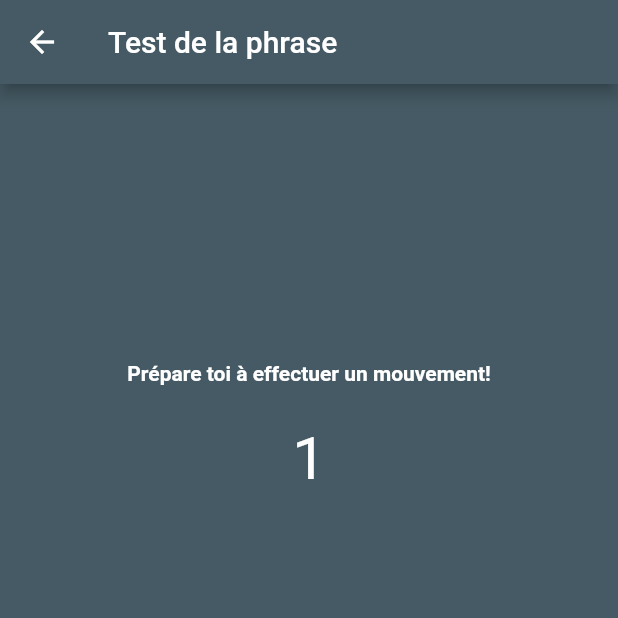
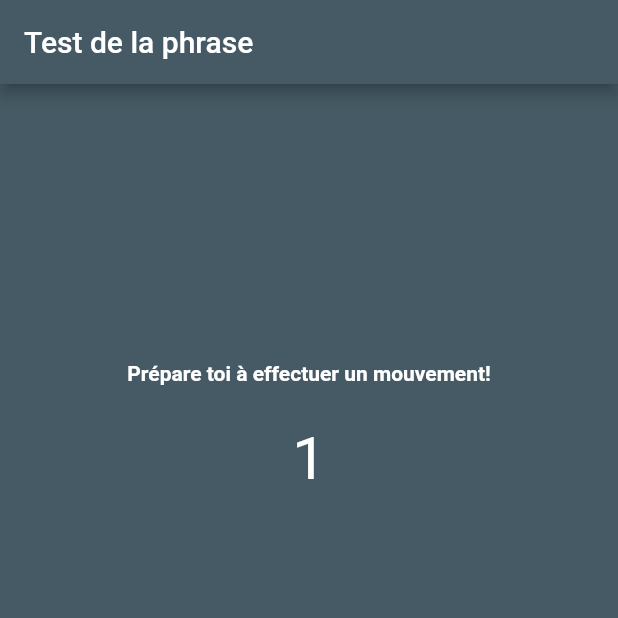
Before and after one commit to CamilleLeRoux/ELIM2019-20, a Flutter app: the screen it shows after launch, after a tap on "Mouvement", on a phone screen of 412 x 824 dp, the top half of it. Run offline on Flutter 3.47's test engine with Material 2 defaults, Android fonts, the phone set to English and light mode, and no system bars; our stand-ins replace flutter_datetime_picker, sensors.

Commit message:
#16 #6 bloquage des boutons retour lors des tests, lancer le test du mouvement 3 fois

```diff
--- a/front/lib/Mouvement/CountMouvement.dart
+++ b/front/lib/Mouvement/CountMouvement.dart
@@ -1,10 +1,13 @@
 import 'package:flutter/material.dart';
 import 'dart:async';
 import 'package:front/Mouvement/mouvement.dart';
-import 'dart:developer' as developer;
 import 'package:front/colors.dart';
 
 class CountMouvement extends StatefulWidget {
+
+  int counterPage;
+
+  CountMouvement(this.counterPage, {Key key}): super(key: key);
   @override
   CountMouvementFormState createState(){
     return CountMouvementFormState();
@@ -15,6 +18,7 @@ class CountMouvementFormState extends State<CountMouvement>{
 
   Timer _timer;
   int _start = 2;
+  int _counterPage = 0;
 
   @override
   void initState() {
@@ -22,12 +26,18 @@ class CountMouvementFormState extends State<CountMouvement>{
     startTimer();
   }
 
+  Future<bool> _willPopCallback() async {
+    return false;
+  }
+
   Widget build(BuildContext context) {
-    return new Scaffold(
+
+    return new WillPopScope(child: Scaffold(
       backgroundColor: PrimaryColor,
       appBar: AppBar(
-        title: Text("Test de la phrase"),
-        backgroundColor: PrimaryColor,
+          title: Text("Test de la phrase"),
+          backgroundColor: PrimaryColor,
+          automaticallyImplyLeading: false
       ),
       body: Center(
         child: Column(
@@ -50,7 +60,7 @@ class CountMouvementFormState extends State<CountMouvement>{
           ],
         ),
       ),
-    );
+    ), onWillPop: _willPopCallback);
   }
 
 
@@ -59,10 +69,11 @@ class CountMouvementFormState extends State<CountMouvement>{
     _timer = new Timer.periodic(
       oneSec, (Timer timer) => setState(() {
         if (_start <= 0) {
+          widget.counterPage++;
           timer.cancel();
           Navigator.push(context,
               MaterialPageRoute(
-                  builder: (context) => Mouvement()
+                  builder: (context) => Mouvement( widget.counterPage)
               )
           );
         } else {
@@ -72,7 +83,4 @@ class CountMouvementFormState extends State<CountMouvement>{
       ),
     );
   }
-
-
-
 }
--- a/front/lib/main.dart
+++ b/front/lib/main.dart
@@ -113,7 +113,7 @@ class _MyHomePageState extends State<MyHomePage> {
               onPressed: () {
                 Navigator.push(context,
                     MaterialPageRoute(
-                        builder: (context) => CountMouvement()
+                        builder: (context) => CountMouvement(0)
                     )
                 );
               },
```
Also changed, not shown: front/lib/Mouvement/mouvement.dart (+48 -15 lines), front/lib/Sentence/sentence.dart (+16 -6 lines), front/pubspec.lock.
